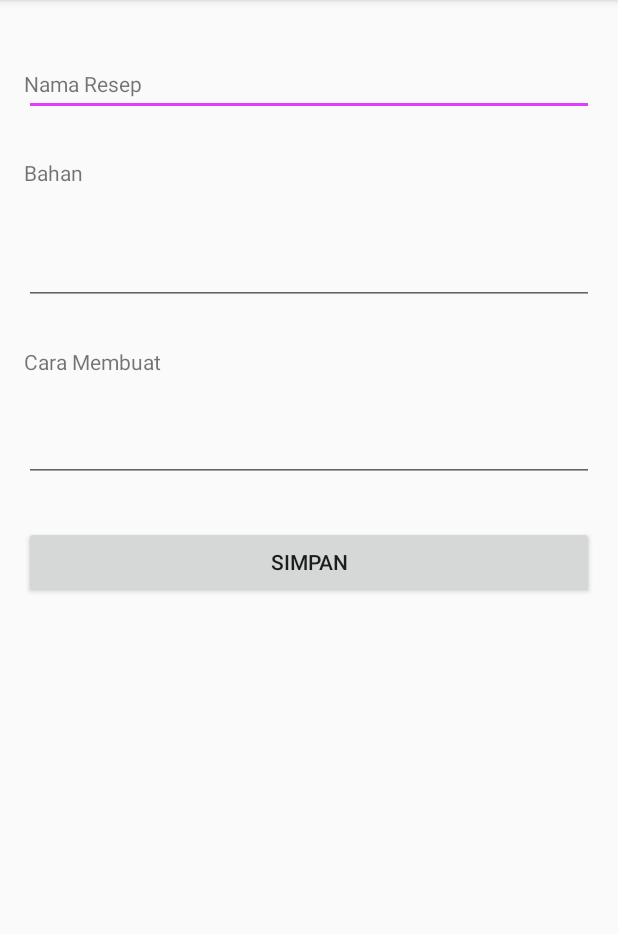
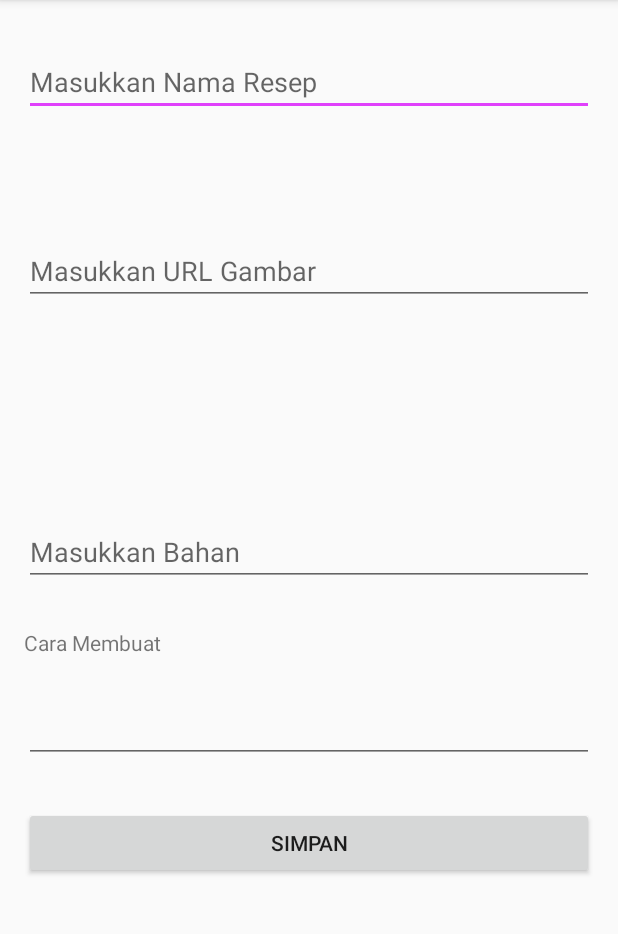
Before and after one commit to aviliaxiir407/Help-Me-Cook-, an Android app: the Tambah_resep screen opened directly, with no data from a screen before it, on a phone screen of 412 x 824 dp, the part 84-1018 px from its top. Run offline under Robolectric (Android 15) with nearby library versions, the phone set to English and light mode, and no system bars; libraries missing offline, so code that uses them is left out: com.firebase.client; 2 statements that could not run were skipped.

Commit message:
1. Ganti ListView ke RecyclerView 2. Masukkan data dari activity baru 3. Penambahan layout (kurang bagus T.T) 4. Fixing error 5. Masukkan Image pakai picasso, pakai url dari 'cloudinary' (bisa pakai apa saja yang penting link)

```diff
--- /dev/null
+++ b/app/src/main/java/id/sch/smktelkom_mlg/project/xirpl407172737/helpmecook2/FireBaseClient.java
@@ -0,0 +1,99 @@
+package id.sch.smktelkom_mlg.project.xirpl407172737.helpmecook2;
+
+import android.content.Context;
+import android.support.v7.widget.RecyclerView;
+import android.widget.Toast;
+
+import com.firebase.client.ChildEventListener;
+import com.firebase.client.DataSnapshot;
+import com.firebase.client.Firebase;
+import com.firebase.client.FirebaseError;
+
+import java.util.ArrayList;
+
+/**
+ * Created by user_ on 11/26/2016.
+ */
+
+public class FireBaseClient {
+
+    Context c;
+    String DB_URL;
+    RecyclerView rv;
+    Firebase fire;
+    ArrayList<Resep> resep = new ArrayList<>();
+    MyAdapter adapter;
+
+    public FireBaseClient(Context c, String DB_URL, RecyclerView rv) {
+        this.c = c;
+        this.DB_URL = DB_URL;
+        this.rv = rv;
+
+        //INITIALIZE
+        Firebase.setAndroidContext(c);
+
+        //INISIANTLATE
+        fire = new Firebase(DB_URL);
+    }
+
+    public void saveOnCline(String namaresep, String bahan,
+                            String caramembuat, String urlgambar) {
+        Resep m = new Resep();
+        m.setName(namaresep);
+        m.setBahan(bahan);
+        m.setCara(caramembuat);
+        m.setUrlgambar(urlgambar);
+
+        fire.child("Resep").push().setValue(m);
+    }
+
+    //RETRIEVE
+    public void refreshData() {
+        fire.addChildEventListener(new ChildEventListener() {
+
+            @Override
+            public void onChildAdded(DataSnapshot dataSnapshot, String s) {
+                getUpdates(dataSnapshot);
+            }
+
+            @Override
+            public void onChildChanged(DataSnapshot dataSnapshot, String s) {
+                getUpdates(dataSnapshot);
+            }
+
+            @Override
+            public void onChildRemoved(DataSnapshot dataSnapshot) {
+
+            }
+
+            @Override
+            public void onChildMoved(DataSnapshot dataSnapshot, String s) {
+
+            }
+
+            @Override
+            public void onCancelled(FirebaseError firebaseError) {
+
+            }
+        });
+    }
+
+    private void getUpdates(DataSnapshot dataSnapshot) {
+        resep.clear();
+        for (DataSnapshot ds : dataSnapshot.getChildren()) {
+            Resep m = new Resep();
+            m.setName(ds.getValue(Resep.class).getName());
+            m.setBahan(ds.getValue(Resep.class).getBahan());
+            m.setCara(ds.getValue(Resep.class).getCara());
+            m.setUrlgambar(ds.getValue(Resep.class).getUrlgambar());
+
+            resep.add(m);
+        }
+        if (resep.size() > 0) {
+            adapter = new MyAdapter(c, resep);
+            rv.setAdapter(adapter);
+        } else {
+            Toast.makeText(c, "No Data", Toast.LENGTH_SHORT).show();
+        }
+    }
+}
--- a/app/src/main/java/id/sch/smktelkom_mlg/project/xirpl407172737/helpmecook2/Tambah_resep.java
+++ b/app/src/main/java/id/sch/smktelkom_mlg/project/xirpl407172737/helpmecook2/Tambah_resep.java
@@ -1,56 +1,49 @@
 package id.sch.smktelkom_mlg.project.xirpl407172737.helpmecook2;
 
+import android.os.Bundle;
 import android.support.v7.app.AppCompatActivity;
-import android.os.Bundle;
+import android.support.v7.widget.RecyclerView;
 import android.view.View;
 import android.widget.Button;
 import android.widget.EditText;
-import android.widget.TextView;
-
-import com.firebase.client.Firebase;
 
 public class Tambah_resep extends AppCompatActivity {
-    private EditText editTextNamaResep;
-    private EditText editTextBahan;
-    private TextView textViewPersons;
-    private EditText editTextCaraMembuat;
-    private Button buttonSave;
+
+    final static String DB_URL = "https://help-me-cook.firebaseio.com/";
+    Button saveBtn;
+    EditText nameEdiText;
+    EditText bahanEdiText, caraEdiText, urlEdiText;
+    FireBaseClient fireBaseClient;
+    RecyclerView rv;
+
     @Override
     protected void onCreate(Bundle savedInstanceState) {
         super.onCreate(savedInstanceState);
         setContentView(R.layout.activity_tamba_resep);
-        Firebase.setAndroidContext(this);
 
-        buttonSave = (Button) findViewById(R.id.buttonSave);
-        editTextNamaResep = (EditText) findViewById(R.id.editTextNamaResep);
-        editTextBahan = (EditText) findViewById(R.id.editTextBahan);
-        editTextCaraMembuat = (EditText) findViewById(R.id.editTextCaraMembuat);
+        nameEdiText = (EditText) findViewById(R.id.editTextNamaResep);
+        bahanEdiText = (EditText) findViewById(R.id.editTextBahan);
+        caraEdiText = (EditText) findViewById(R.id.editTextCaraMembuat);
+        urlEdiText = (EditText) findViewById(R.id.url);
 
-        //Click Listener for button
-        buttonSave.setOnClickListener(new View.OnClickListener() {
+        rv = (RecyclerView) findViewById(R.id.mRecycleID);
+        fireBaseClient = new FireBaseClient(this, DB_URL, rv);
+
+        saveBtn = (Button) findViewById(R.id.buttonSave);
+        saveBtn.setOnClickListener(new View.OnClickListener() {
             @Override
             public void onClick(View v) {
-                //Creating firebase object
-                Firebase ref = new Firebase(config.FIREBASE_URL);
-
-                //Getting values to store
-                String namaresep = editTextNamaResep.getText().toString().trim();
-                String bahan = editTextBahan.getText().toString().trim();
-                String caramembuat = editTextCaraMembuat.getText().toString().trim();
-
-                //Creating Resep object
-                final Resep resep = new Resep();
-
-                //Adding values
-                resep.setName(namaresep);
-                resep.setBahan(bahan);
-                resep.setCara(caramembuat);
-
-                //Storing values to firebase
-
-                ref.child("Resep").push().setValue(resep);
+                fireBaseClient.saveOnCline(nameEdiText.getText().toString(),
+                        bahanEdiText.getText().toString(),
+                        caraEdiText.getText().toString()
+                        , urlEdiText.getText().toString());
+                nameEdiText.setText("");
+                urlEdiText.setText("");
+                bahanEdiText.setText("");
+                caraEdiText.setText("");
 
             }
         });
     }
+
 }
--- a/app/src/main/res/layout/activity_tamba_resep.xml
+++ b/app/src/main/res/layout/activity_tamba_resep.xml
@@ -17,32 +17,14 @@
         tools:context="id.sch.smktelkom_mlg.project.xirpl407172737.helpmecook2.MainActivity"
         tools:showIn="@layout/app_bar_main">
 
-
-        <TextView
-            android:layout_width="match_parent"
-            android:layout_height="wrap_content"
-            android:layout_alignBaseline="@+id/editTextNamaResep"
-            android:layout_alignBottom="@+id/editTextNamaResep"
-            android:layout_alignParentLeft="true"
-            android:layout_alignParentStart="true"
-            android:text="Nama Resep" />
-
         <EditText
             android:id="@+id/editTextNamaResep"
             android:layout_width="match_parent"
             android:layout_height="wrap_content"
             android:layout_alignParentLeft="true"
             android:layout_alignParentStart="true"
-            android:layout_marginTop="16dp" />
-
-        <TextView
-            android:layout_width="match_parent"
-            android:layout_height="wrap_content"
-            android:layout_alignParentLeft="true"
-            android:layout_alignParentStart="true"
-            android:layout_below="@+id/editTextNamaResep"
-            android:layout_marginTop="28dp"
-            android:text="Bahan" />
+            android:layout_marginTop="16dp"
+            android:hint="Masukkan Nama Resep" />
 
 
         <EditText
@@ -51,8 +33,18 @@
             android:layout_height="wrap_content"
             android:layout_alignParentLeft="true"
             android:layout_alignParentStart="true"
-            android:layout_marginTop="142dp" />
+            android:layout_below="@+id/url"
+            android:layout_marginTop="142dp"
+            android:hint="Masukkan Bahan" />
+        <EditText
+            android:id="@+id/url"
+            android:layout_width="match_parent"
+            android:layout_height="wrap_content"
+            android:layout_alignParentLeft="true"
 
+            android:layout_alignParentStart="true"
+            android:layout_marginTop="142dp"
+            android:hint="Masukkan URL Gambar" />
         <TextView
             android:id="@+id/caramembuat"
             android:layout_width="match_parent"
--- a/app/src/main/res/menu/activity_main_drawer.xml
+++ b/app/src/main/res/menu/activity_main_drawer.xml
@@ -2,6 +2,10 @@
 <menu xmlns:android="http://schemas.android.com/apk/res/android">
 
     <group android:checkableBehavior="single">
+        <item
+            android:id="@+id/nav_beranda"
+            android:icon="@drawable/home"
+            android:title="Beranda" />
         <item
             android:id="@+id/nav_camera"
             android:icon="@drawable/akun"
```
Also changed, not shown: app/build.gradle (+6 -5 lines), app/src/main/java/id/sch/smktelkom_mlg/project/xirpl407172737/helpmecook2/MainActivity.java (+14 -71 lines), app/src/main/java/id/sch/smktelkom_mlg/project/xirpl407172737/helpmecook2/MyAdapter.java (added, +47 -0 lines), app/src/main/java/id/sch/smktelkom_mlg/project/xirpl407172737/helpmecook2/MyHolder.java (added, +27 -0 lines), app/src/main/java/id/sch/smktelkom_mlg/project/xirpl407172737/helpmecook2/PicassoClient.java (added, +21 -0 lines), app/src/main/java/id/sch/smktelkom_mlg/project/xirpl407172737/helpmecook2/resep.java (+11 -6 lines), app/src/main/java/layout/Beranda.java (added, +109 -0 lines), app/src/main/res/drawable/home.xml (added, +9 -0 lines), app/src/main/res/layout/activity_register.xml (deleted, +0 -82 lines), app/src/main/res/layout/content_main.xml (+10 -27 lines), app/src/main/res/layout/fragment_beranda.xml (added, +13 -0 lines), app/src/main/res/layout/model.xml (added, +48 -0 lines), app/src/main/res/drawable/placeholder.jpg (added).
